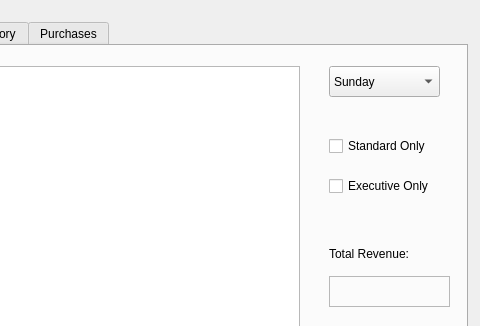
Above: QtCuties-BulkClubProject/menu.ui from NicholasHuCS1C/Bulk-Club-CS1C before the change; both pictures show x 323 to 803 and y 0 to 326 of the 803 by 593 pixel window. Below: the same form after it.
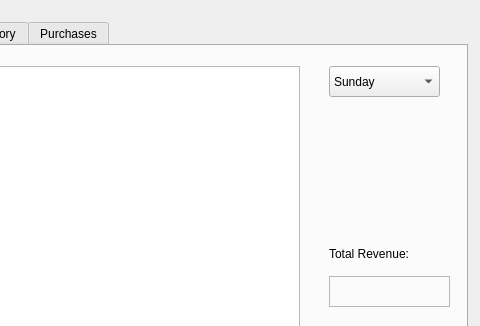
That is the form after the change. The open tabs and pages were chosen to show the change.

Diff of the .ui file:
```diff
--- a/QtCuties-BulkClubProject/menu.ui
+++ b/QtCuties-BulkClubProject/menu.ui
@@ -75,32 +75,6 @@
        </property>
       </item>
      </widget>
-     <widget class="QCheckBox" name="checkBoxStandard">
-      <property name="geometry">
-       <rect>
-        <x>640</x>
-        <y>90</y>
-        <width>121</width>
-        <height>20</height>
-       </rect>
-      </property>
-      <property name="text">
-       <string>Standard Only</string>
-      </property>
-     </widget>
-     <widget class="QCheckBox" name="checkBoxExecutive">
-      <property name="geometry">
-       <rect>
-        <x>640</x>
-        <y>130</y>
-        <width>111</width>
-        <height>20</height>
-       </rect>
-      </property>
-      <property name="text">
-       <string>Executive Only</string>
-      </property>
-     </widget>
      <widget class="QLabel" name="labelTXTTotalRevenue">
       <property name="geometry">
        <rect>
```
Left out of the diff: 62 changed lines with no effect on the pictures.
